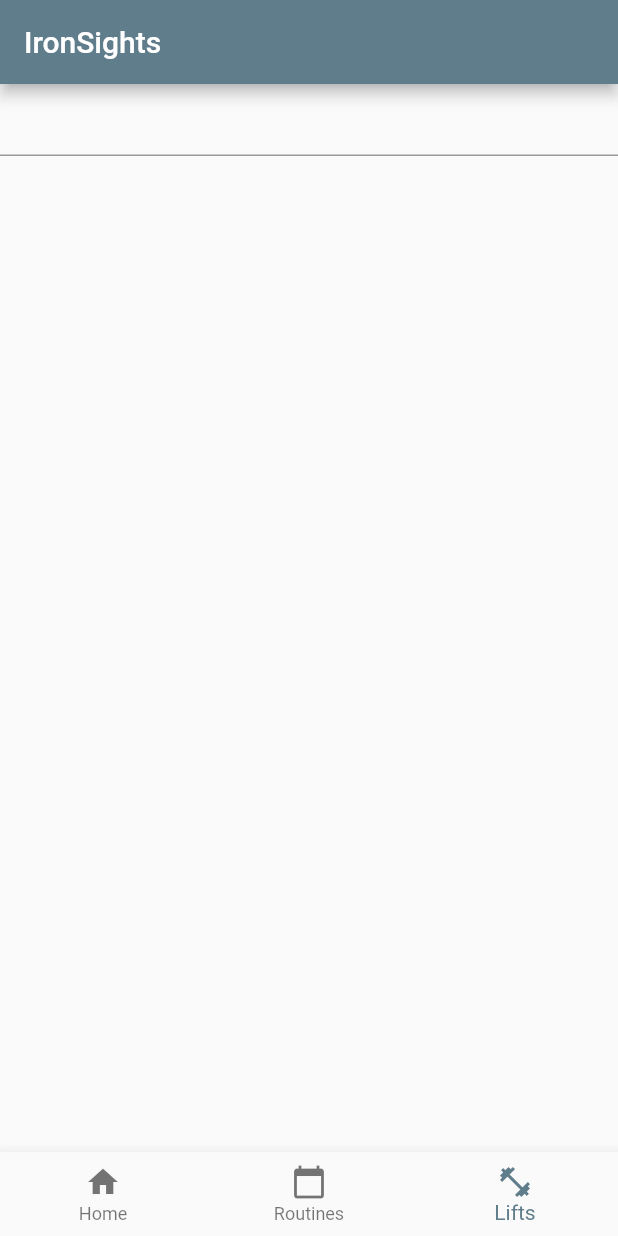
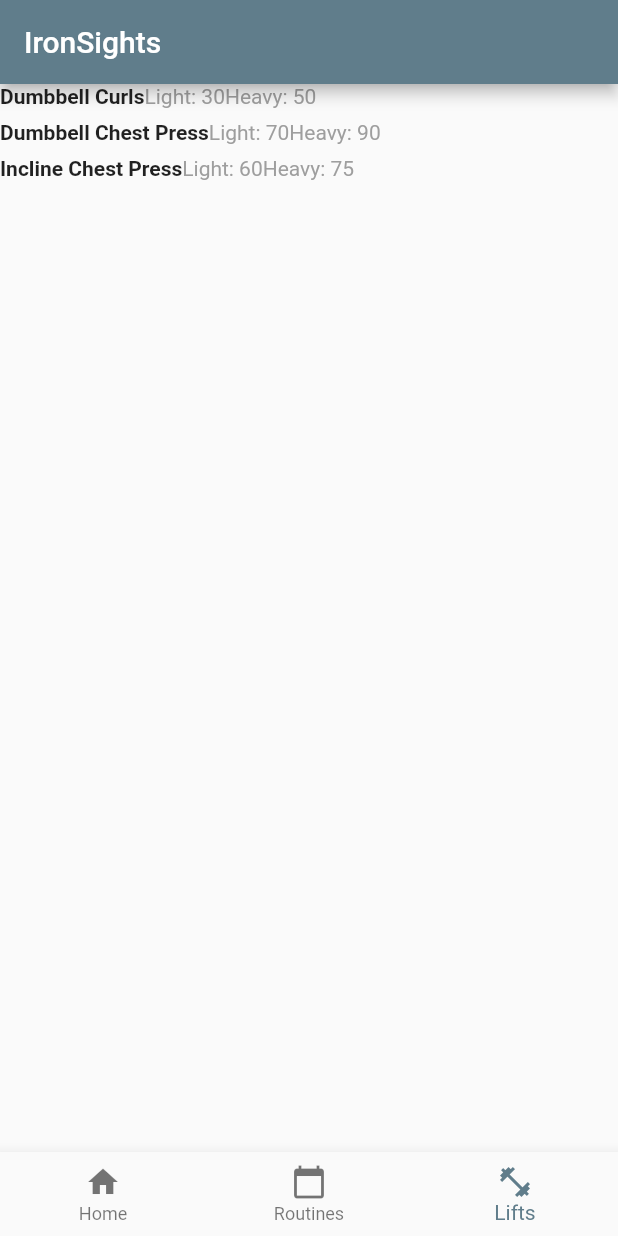
Before and after one commit to lhsteffen/IronSights, a Flutter app: the screen it shows after launch, item 3 of the bottom bar chosen, on a phone screen of 412 x 824 dp. Run offline on Flutter 3.47's test engine with Material 2 defaults, Android fonts, the phone set to English and light mode, and no system bars.

Commit message:
Changed text input to lifts list

```diff
--- a/lib/lift_page.dart
+++ b/lib/lift_page.dart
@@ -1,4 +1,7 @@
 import 'package:flutter/material.dart';
+import 'lift_view.dart';
+import 'test_list.dart';
+import 'lift.dart';
 
 class LiftPageWidget extends StatelessWidget {
 
@@ -18,26 +21,17 @@ class ListDisplay extends StatefulWidget {
 }
 
 class DynamicList extends State<ListDisplay> {
-  List<String> litems = [];
-  final TextEditingController ctrl = new TextEditingController();
+  List<Lift> litems = createList();
   @override
   Widget build(BuildContext bcntx) {
     return new Scaffold(
       body: new Column(
         children: <Widget>[
-          new TextField (
-            controller: ctrl,
-            onSubmitted: (text) {
-              litems.add(text);
-              ctrl.clear();
-              setState(() {});
-            },
-          ),
           new Expanded(
               child: new ListView.builder (
                 itemCount: litems.length,
                 itemBuilder: (BuildContext bcntx, int Index) {
-                  return new Text(litems[Index]);
+                  return liftView(litems[Index]);
                 },
               )
           )
--- /dev/null
+++ b/lib/lift_view.dart
@@ -0,0 +1,73 @@
+/* lift_view.dart defines the LiftView class
+ *
+ * The LiftView function is used to display a Lift item on the screen
+ * for user interaction
+ *
+ * Created by: Luke Steffen
+ * Date: 10/25/2020
+ */
+
+// NOTES: THE TOP ROWS NEED TO BE CHANGED TO COLUMNS PROPERLY
+
+import 'package:flutter/material.dart';
+import 'lift.dart';
+
+Container liftView(Lift lift) {
+  if (lift.isBarbell()) {
+    return new Container(
+      child: new Row(),
+    );
+  } else {
+    return new Container(
+      child: new Row(
+        children: <Widget>[
+          new Row(
+            children: <Widget>[
+              new Container(
+                padding: const EdgeInsets.only(bottom: 8),
+                child: Text(
+                  lift.getName(),
+                  style: TextStyle(
+                    fontWeight: FontWeight.bold,
+                  ),
+                ),
+              )
+            ],
+          ),
+          new Expanded(
+            child: new Row(
+              children: <Widget>[
+                new Column(
+                  children: <Widget>[
+                    new Container(
+                      padding: const EdgeInsets.only(bottom: 8),
+                      child: Text(
+                        "Light: " + "${lift.getLight()}",
+                        style: TextStyle(
+                          color: Colors.grey[500],
+                        ),
+                      ),
+                    )
+                  ],
+                ),
+                new Column(
+                  children: <Widget>[
+                    new Container(
+                      padding: const EdgeInsets.only(bottom: 8),
+                      child: Text(
+                        "Heavy: " + "${lift.getHeavy()}",
+                        style: TextStyle(
+                          color: Colors.grey[500],
+                        ),
+                      ),
+                    ),
+                  ],
+                ),
+              ],
+            ),
+          )
+        ],
+      ),
+    );
+  }
+}
--- /dev/null
+++ b/lib/test_list.dart
@@ -0,0 +1,21 @@
+/* Test Lift list meant to test the display of lifts
+ *
+ * Created by: Luke Steffen
+ * Date: 10/25/2020
+ */
+
+import 'lift.dart';
+
+List<Lift> createList() {
+  List<Lift> list = [];
+
+  Lift l1 = new Lift("Dumbbell Curls", false, 30, 50, "Dumbbell curls, with your arms");
+  Lift l2 = new Lift("Dumbbell Chest Press", false, 70, 90, "Chest press");
+  Lift l3 = new Lift("Incline Chest Press", false, 60, 75, "Incline chest press");
+
+  list.add(l1);
+  list.add(l2);
+  list.add(l3);
+
+  return list;
+}
```
